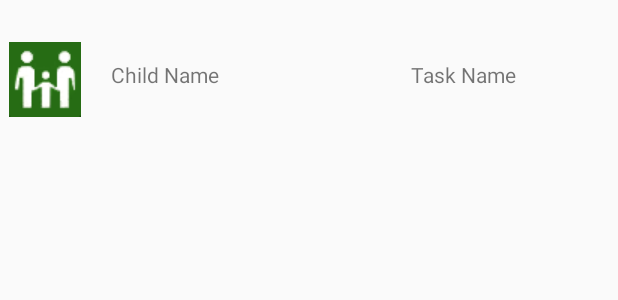
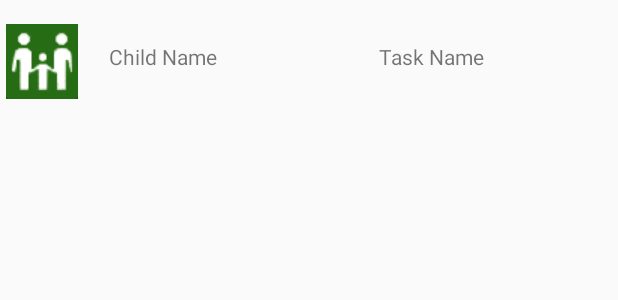
Before and after one commit to trevorbonas/Practical-Parent, an Android app: the layout task_listview.xml on its own in the app's theme, with its tools: preview values and no code run, on a phone screen of 412 x 824 dp. Shown: the top 300 px of the screen. Run offline under Robolectric (Android 15) with nearby library versions, the phone set to English and light mode, and no system bars; Roboto replaces fonts that are not available here.

Commit message:
Change TextView so text does not overlap

```diff
--- a/app/src/main/res/layout/task_listview.xml
+++ b/app/src/main/res/layout/task_listview.xml
@@ -6,35 +6,40 @@
     android:layout_width="match_parent"
     android:layout_height="match_parent">
 
+    <TextView
+        android:id="@+id/taskNameLayout"
+        android:layout_width="106dp"
+        android:layout_height="24dp"
+        android:layout_marginTop="28dp"
+        android:ellipsize="end"
+        android:singleLine="true"
+        android:text="@string/task_name"
+        app:layout_constraintEnd_toEndOf="parent"
+        app:layout_constraintHorizontal_bias="0.465"
+        app:layout_constraintStart_toStartOf="@+id/guideline3"
+        app:layout_constraintTop_toTopOf="parent" />
+
     <ImageView
         android:id="@+id/imgChildLayout"
         android:layout_width="wrap_content"
         android:layout_height="wrap_content"
-        android:layout_marginStart="6dp"
-        android:layout_marginTop="28dp"
+        android:layout_marginStart="4dp"
+        android:layout_marginTop="16dp"
         app:layout_constraintStart_toStartOf="parent"
         app:layout_constraintTop_toTopOf="parent"
         app:srcCompat="@drawable/family_icon" />
 
     <TextView
-        android:id="@+id/taskNameLayout"
-        android:layout_width="wrap_content"
-        android:layout_height="wrap_content"
-        android:layout_marginTop="40dp"
-        android:text="Task Name"
-        app:layout_constraintEnd_toEndOf="parent"
-        app:layout_constraintStart_toStartOf="@+id/guideline3"
-        app:layout_constraintTop_toTopOf="parent" />
-
-    <TextView
         android:id="@+id/taskCurrentChildLayout"
-        android:layout_width="wrap_content"
-        android:layout_height="wrap_content"
+        android:layout_width="119dp"
+        android:layout_height="24dp"
         android:layout_marginStart="20dp"
-        android:layout_marginTop="40dp"
-        android:text="Child Name"
+        android:layout_marginTop="28dp"
+        android:ellipsize="end"
+        android:singleLine="true"
+        android:text="@string/child_name"
         app:layout_constraintEnd_toStartOf="@+id/guideline3"
-        app:layout_constraintHorizontal_bias="0.0"
+        app:layout_constraintHorizontal_bias="0.062"
         app:layout_constraintStart_toEndOf="@+id/imgChildLayout"
         app:layout_constraintTop_toTopOf="parent" />
 
```
